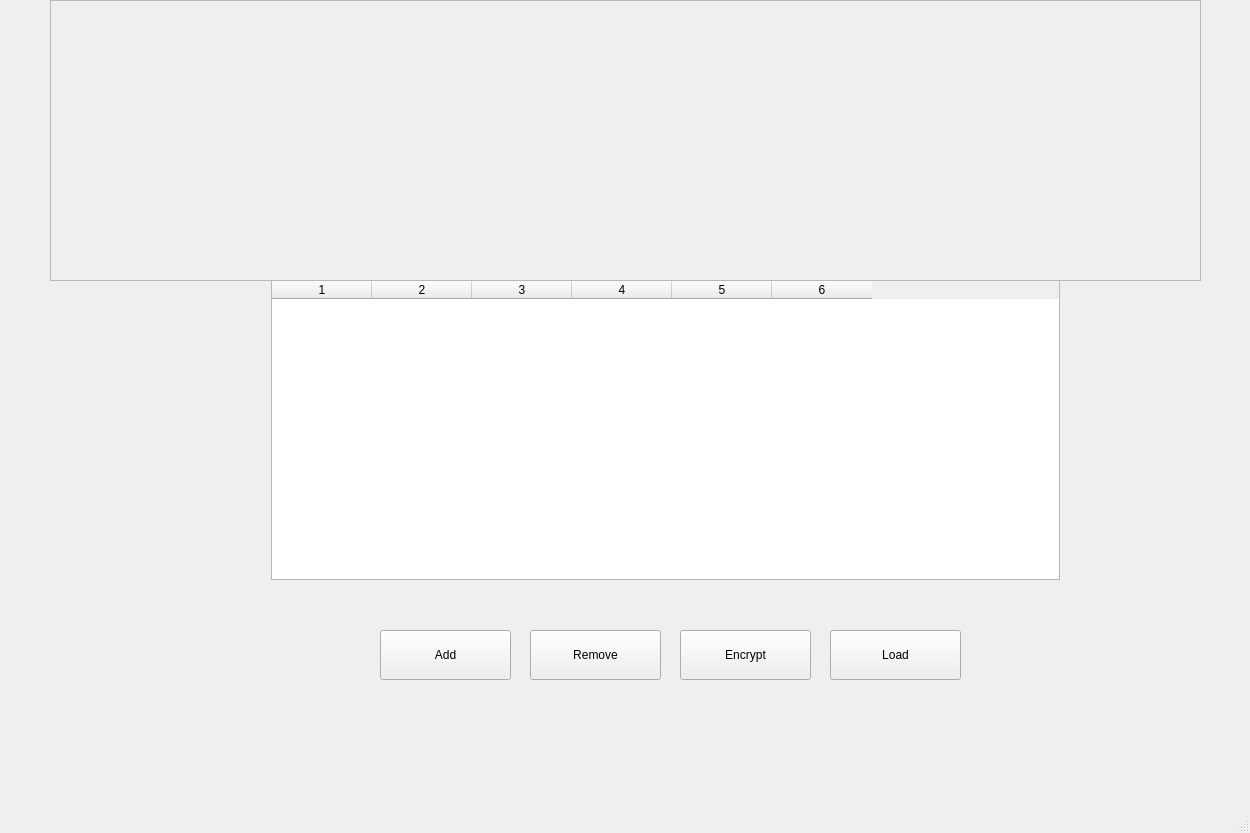
This is mainwindow.ui in Andr1iCh/DKR_OOP as Qt 5 draws it before an edit. The edited form follows.
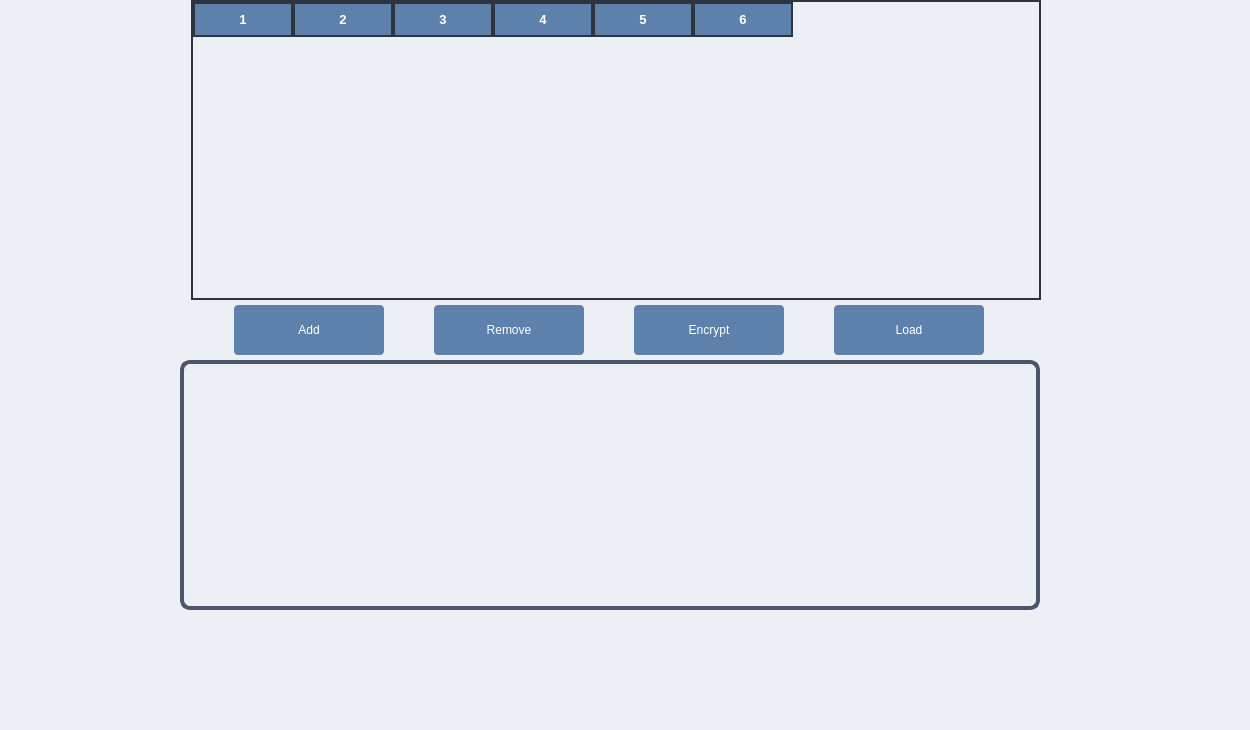
This is the edited form.

Patch:
```diff
--- a/mainwindow.ui
+++ b/mainwindow.ui
@@ -7,7 +7,7 @@
     <x>0</x>
     <y>0</y>
     <width>1250</width>
-    <height>833</height>
+    <height>730</height>
    </rect>
   </property>
   <property name="sizePolicy">
@@ -34,6 +34,68 @@
   <property name="layoutDirection">
    <enum>Qt::LayoutDirection::LeftToRight</enum>
   </property>
+  <property name="styleSheet">
+   <string notr="true">/*Загальні налаштування вікна */
+QWidget {
+    background-color: #ECEFF4;
+    color: #2E3440;
+    font-family: Segoe UI, sans-serif;
+    font-size: 13px;
+}
+
+/* Таблиця */
+QTableWidget {
+    background-color: #ECEFF4;
+    color: #2E3440;
+    font-family: Segoe UI, sans-serif;
+    font-size: 13px;
+    gridline-color: #4C566A;
+    border: 2px solid #2E3440;
+    selection-background-color: #4C566A;
+    selection-color: white;
+}
+
+/*Комірки таблиці */
+QTableWidget::item {
+    border: 1px solid #4C566A;
+    padding: 4px;
+}
+
+/*  Виділені комірки */
+QTableWidget::item:selected {
+    background-color: #4C566A;
+    color: white;
+}
+
+/*Заголовки колонок */
+QHeaderView::section {
+    background-color: #5E81AC;
+    color: white;
+    font-family: Segoe UI, sans-serif;
+    font-weight: bold;
+    font-size: 13px;
+    padding: 6px;
+    border: 2px solid #2E3440;
+}
+
+/* Кнопки*/
+QPushButton {
+    background-color: #5E81AC;
+    color: white;
+    font-family: Segoe UI, sans-serif;
+    font-size: 12px;
+    border: none;
+    border-radius: 4px;
+    padding: 6px 12px;
+}
+QPushButton:hover {
+    background-color: #81A1C1;
+}
+QPushButton:pressed {
+    background-color: #2E3440;
+}
+</string>
+  </property>
   <widget class="QWidget" name="centralwidget">
    <property name="sizePolicy">
     <sizepolicy hsizetype="Expanding" vsizetype="Expanding">
@@ -50,10 +112,10 @@
    <widget class="QWidget" name="widget_2" native="true">
     <property name="geometry">
      <rect>
-      <x>260</x>
-      <y>580</y>
-      <width>801</width>
-      <height>181</height>
+      <x>180</x>
+      <y>300</y>
+      <width>851</width>
+      <height>61</height>
      </rect>
     </property>
     <property name="sizePolicy">
@@ -65,7 +127,7 @@
     <property name="minimumSize">
      <size>
       <width>660</width>
-      <height>75</height>
+      <height>60</height>
      </size>
     </property>
     <property name="maximumSize">
@@ -74,15 +136,18 @@
       <height>300</height>
      </size>
     </property>
+    <widget class="QWidget" name="layoutWidget">
+     <property name="geometry">
+      <rect>
+       <x>10</x>
+       <y>0</y>
+       <width>841</width>
+       <height>61</height>
+      </rect>
+     </property>
+     <layout class="QHBoxLayout" name="horizontalLayout">
+      <item>
     <widget class="QPushButton" name="btnAdd">
-     <property name="geometry">
-      <rect>
-       <x>120</x>
-       <y>50</y>
-       <width>131</width>
-       <height>50</height>
-      </rect>
-     </property>
      <property name="sizePolicy">
       <sizepolicy hsizetype="Preferred" vsizetype="Preferred">
        <horstretch>0</horstretch>
@@ -101,19 +166,28 @@
        <height>50</height>
       </size>
      </property>
+        <property name="styleSheet">
+         <string notr="true">QPushButton {
+    background-color: #5E81AC; /* primary */
+    color: white;
+    border: none;
+    border-radius: 4px;
+    padding: 6px;
+}
+QPushButton:hover {
+    background-color: #81A1C1; /* highlight */
+}
+QPushButton:pressed {
+    background-color: #2E3440; /* accent */
+}</string>
+        </property>
      <property name="text">
       <string>Add</string>
      </property>
     </widget>
+      </item>
+      <item>
     <widget class="QPushButton" name="btnDelete">
-     <property name="geometry">
-      <rect>
-       <x>270</x>
-       <y>50</y>
-       <width>131</width>
-       <height>50</height>
-      </rect>
-     </property>
      <property name="sizePolicy">
       <sizepolicy hsizetype="Preferred" vsizetype="Preferred">
        <horstretch>0</horstretch>
@@ -132,19 +206,28 @@
        <height>50</height>
       </size>
      </property>
+        <property name="styleSheet">
+         <string notr="true">QPushButton {
+    background-color: #5E81AC; /* primary */
+    color: white;
+    border: none;
+    border-radius: 4px;
+    padding: 6px;
+}
+QPushButton:hover {
+    background-color: #81A1C1; /* highlight */
+}
+QPushButton:pressed {
+    background-color: #2E3440; /* accent */
+}</string>
+        </property>
      <property name="text">
       <string>Remove</string>
      </property>
     </widget>
+      </item>
+      <item>
     <widget class="QPushButton" name="btnEncrypt">
-     <property name="geometry">
-      <rect>
-       <x>420</x>
-       <y>50</y>
-       <width>131</width>
-       <height>50</height>
-      </rect>
-     </property>
      <property name="sizePolicy">
       <sizepolicy hsizetype="Preferred" vsizetype="Preferred">
        <horstretch>0</horstretch>
@@ -163,19 +246,28 @@
        <height>50</height>
       </size>
      </property>
+        <property name="styleSheet">
+         <string notr="true">QPushButton {
+    background-color: #5E81AC; /* primary */
+    color: white;
+    border: none;
+    border-radius: 4px;
+    padding: 6px;
+}
+QPushButton:hover {
+    background-color: #81A1C1; /* highlight */
+}
+QPushButton:pressed {
+    background-color: #2E3440; /* accent */
+}</string>
+        </property>
      <property name="text">
       <string>Encrypt</string>
      </property>
     </widget>
+      </item>
+      <item>
     <widget class="QPushButton" name="btnLoad">
-     <property name="geometry">
-      <rect>
-       <x>570</x>
-       <y>50</y>
-       <width>131</width>
-       <height>50</height>
-      </rect>
-     </property>
      <property name="sizePolicy">
       <sizepolicy hsizetype="Preferred" vsizetype="Preferred">
        <horstretch>0</horstretch>
@@ -194,17 +286,35 @@
        <height>50</height>
       </size>
      </property>
+        <property name="styleSheet">
+         <string notr="true">QPushButton {
+    background-color: #5E81AC; /* primary */
+    color: white;
+    border: none;
+    border-radius: 4px;
+    padding: 6px;
+}
+QPushButton:hover {
+    background-color: #81A1C1; /* highlight */
+}
+QPushButton:pressed {
+    background-color: #2E3440; /* accent */
+}</string>
+        </property>
      <property name="text">
       <string>Load</string>
      </property>
     </widget>
+      </item>
+     </layout>
+    </widget>
    </widget>
    <widget class="QWidget" name="widget" native="true">
     <property name="geometry">
      <rect>
-      <x>260</x>
-      <y>280</y>
-      <width>800</width>
+      <x>180</x>
+      <y>0</y>
+      <width>861</width>
       <height>300</height>
      </rect>
     </property>
@@ -262,6 +372,9 @@
          <height>0</height>
         </size>
        </property>
+       <property name="styleSheet">
+        <string notr="true"/>
+       </property>
        <property name="columnCount">
         <number>6</number>
        </property>
@@ -278,12 +391,27 @@
    <widget class="QFrame" name="searchContainer">
     <property name="geometry">
      <rect>
-      <x>50</x>
-      <y>0</y>
-      <width>1151</width>
-      <height>281</height>
+      <x>180</x>
+      <y>360</y>
+      <width>860</width>
+      <height>250</height>
      </rect>
     </property>
+    <property name="minimumSize">
+     <size>
+      <width>860</width>
+      <height>250</height>
+     </size>
+    </property>
+    <property name="styleSheet">
+     <string notr="true">#searchContainer {
+    border: 4px solid #4C566A;
+    border-radius: 10px;
+    background-color: #ECEFF4;
+    padding: 10px;
+}
+</string>
+    </property>
     <property name="frameShape">
      <enum>QFrame::Shape::StyledPanel</enum>
     </property>
@@ -291,6 +419,17 @@
      <enum>QFrame::Shadow::Raised</enum>
     </property>
    </widget>
+   <widget class="QWidget" name="layoutWidget">
+    <property name="geometry">
+     <rect>
+      <x>0</x>
+      <y>0</y>
+      <width>2</width>
+      <height>2</height>
+     </rect>
+    </property>
+    <layout class="QVBoxLayout" name="verticalLayout"/>
+   </widget>
   </widget>
   <widget class="QMenuBar" name="menubar">
    <property name="geometry">
```
Left out of the diff: 5 changed lines with no effect on the pictures. Lines whose indentation alone changed are shown as unchanged.
